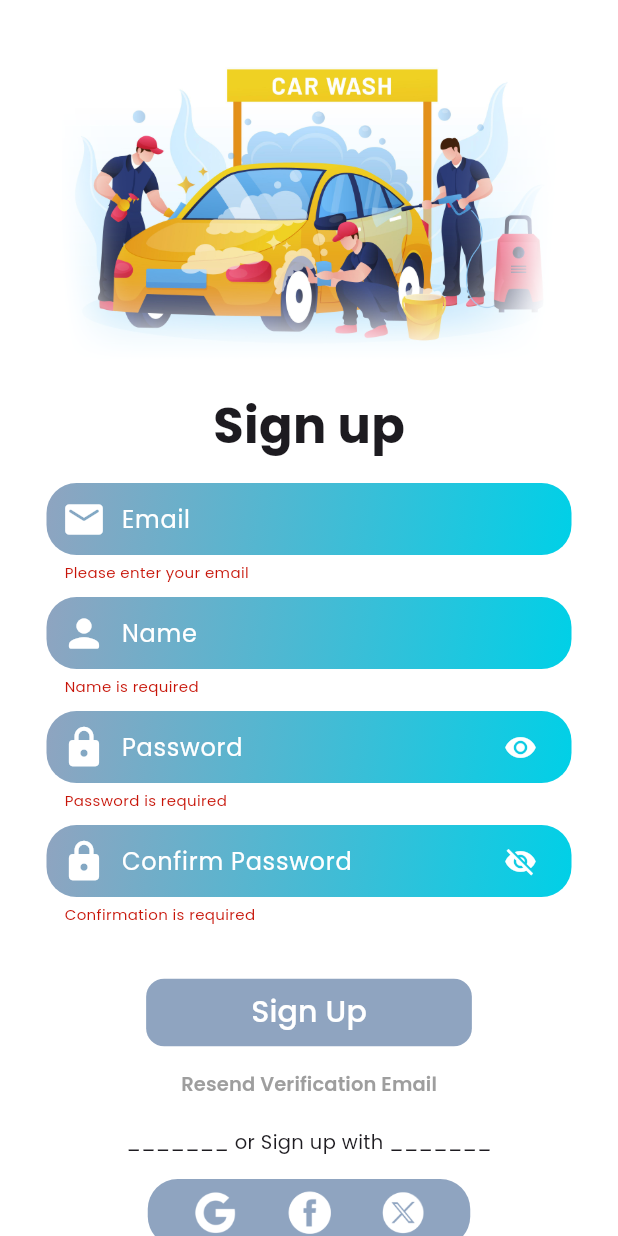
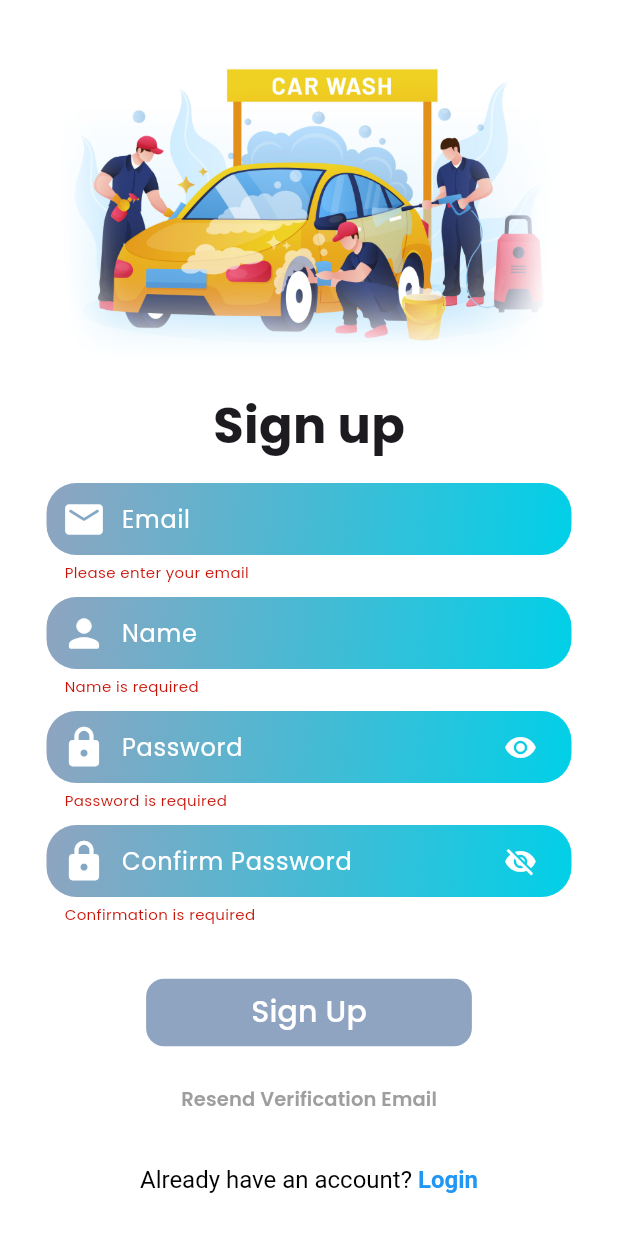
Before and after one commit to Amjad-Tp/autoshine, a Flutter app: the SignupScreen screen opened by its route, after a tap on the "visibility off" icon, after a tap on "Sign Up", on a phone screen of 412 x 824 dp. Run offline on Flutter 3.47's test engine with Material 3 defaults, Android fonts, the light colour scheme and no system bars; our stand-ins replace carousel_slider, cloud_firestore, custom_navigation_bar, equatable, firebase_auth, firebase_core and 7 more; missing offline and left inert: icofont_flutter; accounts and stored records are empty.

Commit message:
Edited Sign-Up Screen

```diff
--- a/lib/screens/signup_screen.dart
+++ b/lib/screens/signup_screen.dart
@@ -1,3 +1,5 @@
+import 'dart:ui';
+
 import 'package:autoshine/blocs/auth/auth_bloc.dart';
 import 'package:autoshine/controller/sign_up_controller.dart';
 import 'package:autoshine/values/colors.dart';
@@ -39,7 +41,12 @@ class SignupScreen extends StatelessWidget {
               Get.snackbar('Message', state.message);
             }
           },
-          child: SingleChildScrollView(
+          child: BlocBuilder<AuthBloc, AuthState>(
+            bloc: controller.authBloc,
+            builder: (context, state) {
+              return Stack(
+                children: [
+                  SingleChildScrollView(
                     child: Center(
                       child: Column(
                         children: [
@@ -47,12 +54,17 @@ class SignupScreen extends StatelessWidget {
                           SizedBox(
                             width: 330,
                             height: 220,
-                    child: Image.asset('assets/others/login_screen.png'),
+                            child: Image.asset(
+                              'assets/others/login_screen.png',
+                            ),
                           ),
                           const SizedBox(height: 20),
                           const Text(
                             'Sign up',
-                    style: TextStyle(fontWeight: FontWeight.w700, fontSize: 33),
+                            style: TextStyle(
+                              fontWeight: FontWeight.w700,
+                              fontSize: 33,
+                            ),
                           ),
                           const SizedBox(height: 15),
                           Form(
@@ -66,8 +78,11 @@ class SignupScreen extends StatelessWidget {
                                   (value) {
                                     if (value == null || value.isEmpty)
                                       return 'Please enter your email';
-                            if (!RegExp(r'^[^@]+@[^@]+\.[^@]+').hasMatch(value))
+                                    if (!RegExp(
+                                      r'^[^@]+@[^@]+\.[^@]+',
+                                    ).hasMatch(value)) {
                                       return 'Enter a valid email';
+                                    }
                                     return null;
                                   },
                                 ),
@@ -86,7 +101,8 @@ class SignupScreen extends StatelessWidget {
                                 ),
                                 const SizedBox(height: 10),
                                 Obx(() {
-                          final obscure = !controller.showPassword.value;
+                                  final obscure =
+                                      !controller.showPassword.value;
                                   return _buildTextField(
                                     _passwordController,
                                     'Password',
@@ -103,7 +119,8 @@ class SignupScreen extends StatelessWidget {
                                 }),
                                 const SizedBox(height: 10),
                                 Obx(() {
-                          final obscure = !controller.showPassword.value;
+                                  final obscure =
+                                      !controller.showPassword.value;
                                   return _buildTextField(
                                     _confirmPasswordController,
                                     'Confirm Password',
@@ -123,16 +140,8 @@ class SignupScreen extends StatelessWidget {
                             ),
                           ),
                           const SizedBox(height: 25),
-                  BlocBuilder<AuthBloc, AuthState>(
-                    bloc: controller.authBloc,
-                    builder: (context, state) {
-                      return Column(
-                        children: [
                           LoginSignupButton(
-                            title:
-                                state is AuthLoading
-                                    ? 'Signing Up...'
-                                    : 'Sign Up',
+                            title: 'Sign Up',
                             navigation: () {
                               if (_formKey.currentState!.validate()) {
                                 final email = _emailController.text.trim();
@@ -150,6 +159,7 @@ class SignupScreen extends StatelessWidget {
                               }
                             },
                           ),
+                          const SizedBox(height: 10),
                           Obx(
                             () => TextButton(
                               onPressed:
@@ -173,22 +183,28 @@ class SignupScreen extends StatelessWidget {
                               ),
                             ),
                           ),
-                        ],
-                      );
-                    },
-                  ),
-                  const SizedBox(height: 5),
-                  const Text(
-                    '_______ or Sign up with _______',
-                    style: TextStyle(fontSize: 13),
-                  ),
-                  const SizedBox(height: 15),
-                  _buildSocialLoginButtons(),
-                  const SizedBox(height: 15),
+                          const SizedBox(height: 20),
                           _buildLoginRedirect(),
                         ],
                       ),
                     ),
+                  ),
+
+                  // Blur and loading indicator
+                  if (state is AuthLoading)
+                    Positioned.fill(
+                      child: Stack(
+                        children: [
+                          Container(color: whiteColor),
+                          Center(
+                            child: CircularProgressIndicator(color: rockBlue),
+                          ),
+                        ],
+                      ),
+                    ),
+                ],
+              );
+            },
           ),
         ),
       ),
@@ -211,48 +227,11 @@ class SignupScreen extends StatelessWidget {
     );
   }
 
-  Widget _buildSocialLoginButtons() {
-    return Container(
-      width: 215,
-      height: 45,
-      decoration: BoxDecoration(
-        color: rockBlue,
-        borderRadius: BorderRadius.circular(20),
-      ),
-      child: Row(
-        mainAxisAlignment: MainAxisAlignment.spaceEvenly,
-        children: [
-          InkWell(
-            onTap: () {},
-            child: Image.asset(
-              'assets/icons/before_login/google_logo_white.png',
-              width: 29,
-            ),
-          ),
-          InkWell(
-            onTap: () {},
-            child: Image.asset(
-              'assets/icons/before_login/facebook_white.png',
-              width: 35,
-            ),
-          ),
-          InkWell(
-            onTap: () {},
-            child: Image.asset(
-              'assets/icons/before_login/Twitter-x_-white.png',
-              width: 28,
-            ),
-          ),
-        ],
-      ),
-    );
-  }
-
   Widget _buildLoginRedirect() {
     return RichText(
       text: TextSpan(
         text: "Already have an account? ",
-        style: TextStyle(color: blackColor),
+        style: TextStyle(color: blackColor, fontSize: 16),
         children: [
           TextSpan(
             text: 'Login',
```
Lines whose indentation alone changed are shown as unchanged.
